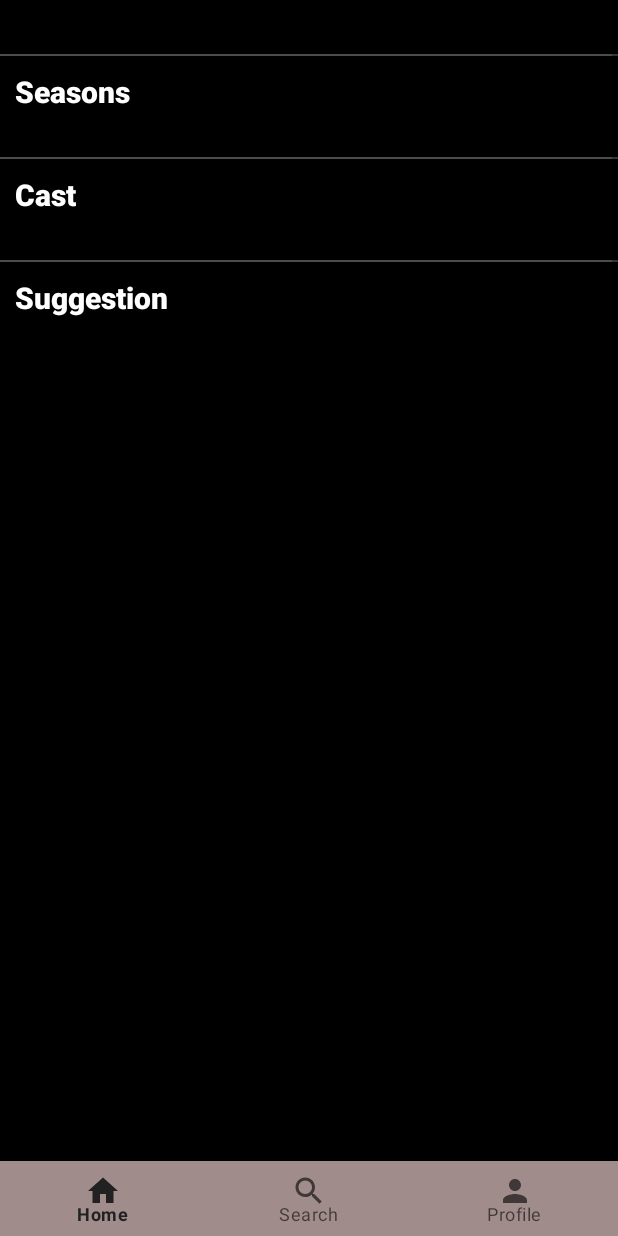
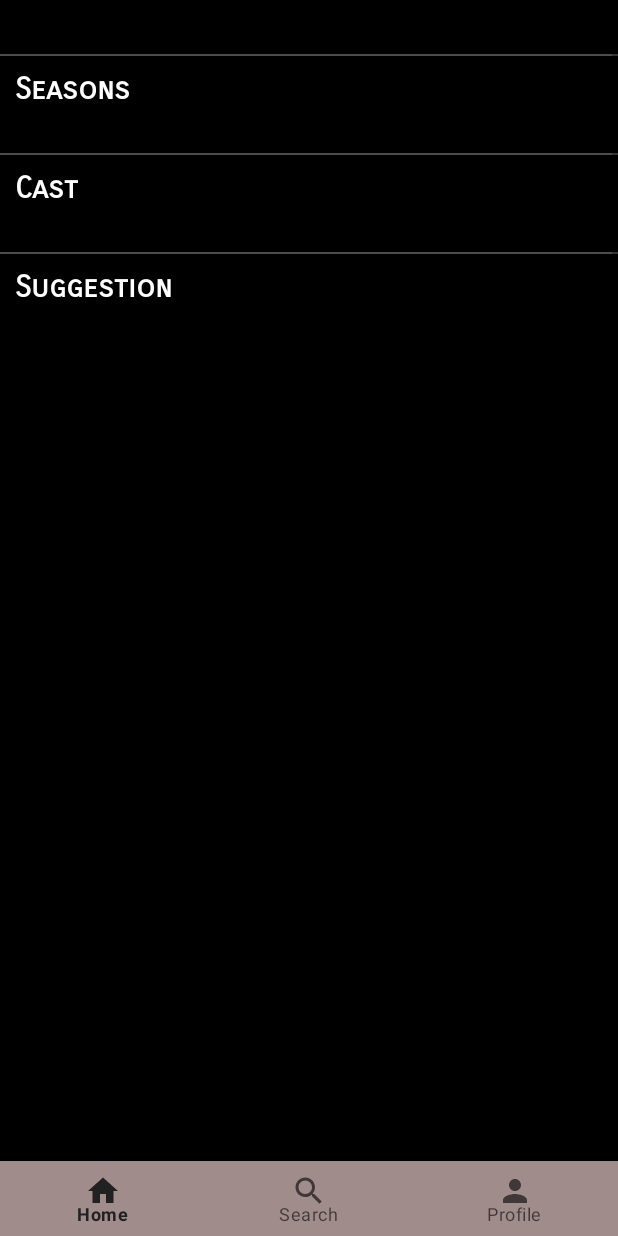
Before and after one commit to huongtran97/EMPlay, an Android app: the fragment ShowResultTVShowDetailsFragment placed in its activity, on a phone screen of 412 x 824 dp. Run offline under Robolectric (Android 15) with nearby library versions, the light colour scheme and no system bars; our stand-ins replace Firebase (no records; nobody signed in at launch, a user with empty details on screens opened directly); libraries missing offline, so code that uses them is left out: jp.wasabeef.glide; pictures from the network do not load; Roboto replaces fonts that are not available here.

Commit message:
Fixed UI

```diff
--- a/app/src/main/java/emplay/entertainment/emplay/adapter/SearchMovieAdapter.java
+++ b/app/src/main/java/emplay/entertainment/emplay/adapter/SearchMovieAdapter.java
@@ -57,7 +57,7 @@ public class SearchMovieAdapter extends RecyclerView.Adapter<SearchMovieAdapter.
     @NonNull
     @Override
     public MovieViewHolder onCreateViewHolder(@NonNull ViewGroup parent, int viewType) {
-        View view = LayoutInflater.from(parent.getContext()).inflate(R.layout.search_movie_item, parent, false);
+        View view = LayoutInflater.from(parent.getContext()).inflate(R.layout.search_item, parent, false);
         return new MovieViewHolder(view);
     }
 
--- a/app/src/main/java/emplay/entertainment/emplay/adapter/SearchTVAdapter.java
+++ b/app/src/main/java/emplay/entertainment/emplay/adapter/SearchTVAdapter.java
@@ -57,7 +57,7 @@ public class SearchTVAdapter extends RecyclerView.Adapter<SearchTVAdapter.TVView
     @NonNull
     @Override
     public TVViewHolder onCreateViewHolder(@NonNull ViewGroup parent, int viewType) {
-        View view = LayoutInflater.from(parent.getContext()).inflate(R.layout.search_movie_item, parent, false);
+        View view = LayoutInflater.from(parent.getContext()).inflate(R.layout.search_item, parent, false);
         return new TVViewHolder(view);
     }
 
--- a/app/src/main/res/layout/search_result_cast_item.xml
+++ b/app/src/main/res/layout/search_result_cast_item.xml
@@ -6,7 +6,7 @@
     android:layout_width="85dp"
     android:layout_height="175dp"
     android:layout_margin="4dp"
-    android:backgroundTint="#000000"
+    android:backgroundTint="@color/black"
     cardview:cardCornerRadius="4dp">
 
     <LinearLayout
--- a/app/src/main/res/layout/search_result_tv_view.xml
+++ b/app/src/main/res/layout/search_result_tv_view.xml
@@ -42,7 +42,7 @@
                     android:id="@+id/textView6"
                     android:layout_width="wrap_content"
                     android:layout_height="wrap_content"
-                    android:fontFamily="sans-serif-medium"
+                    android:fontFamily="sans-serif-smallcaps"
                     android:padding="10dp"
                     android:text="Seasons"
                     android:textColor="@color/white"
@@ -67,7 +67,7 @@
                     android:id="@+id/textView2"
                     android:layout_width="wrap_content"
                     android:layout_height="wrap_content"
-                    android:fontFamily="sans-serif-medium"
+                    android:fontFamily="sans-serif-smallcaps"
                     android:padding="10dp"
                     android:text="Cast"
                     android:textColor="@color/white"
@@ -92,7 +92,7 @@
                     android:id="@+id/textView3"
                     android:layout_width="match_parent"
                     android:layout_height="wrap_content"
-                    android:fontFamily="sans-serif-medium"
+                    android:fontFamily="sans-serif-smallcaps"
                     android:padding="10dp"
                     android:text="Suggestion"
                     android:textColor="@color/white"
```
Also changed, not shown: app/src/main/java/emplay/entertainment/emplay/adapter/MovieResultAdapter.java (+2 -10 lines), app/src/main/res/layout/search_item.xml (renamed from app/src/main/res/layout/search_movie_item.xml, +10 -10 lines).
